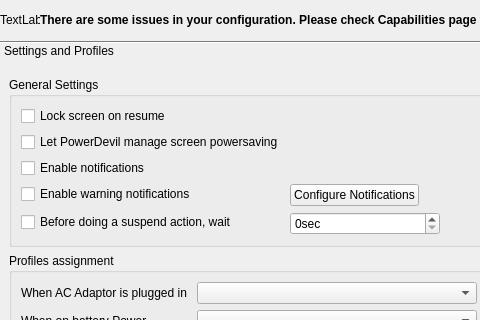
Old version of the form kcmodule/generalPage.ui in the repository KDE/powerdevil; both pictures show x 0 to 480 and y 0 to 320 of the 581 by 537 pixel window.
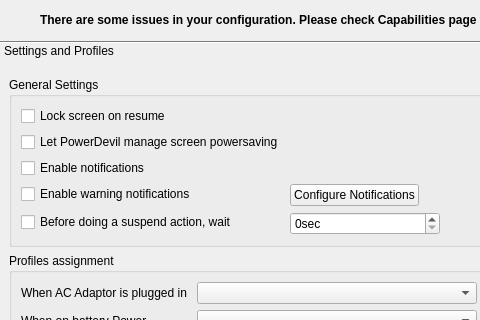
New version of the form. Custom widgets are drawn as their Qt base class.

Commit message: talked to the devel and he said I can safely remove this translatable string which does nothing

Diff of the .ui file:
```diff
--- a/kcmodule/generalPage.ui
+++ b/kcmodule/generalPage.ui
@@ -33,7 +33,7 @@
         </size>
        </property>
        <property name="text" >
-        <string>TextLabel</string>
+        <string/>
        </property>
       </widget>
      </item>
```
Left out of the diff: 8 changed lines with no effect on the pictures.
